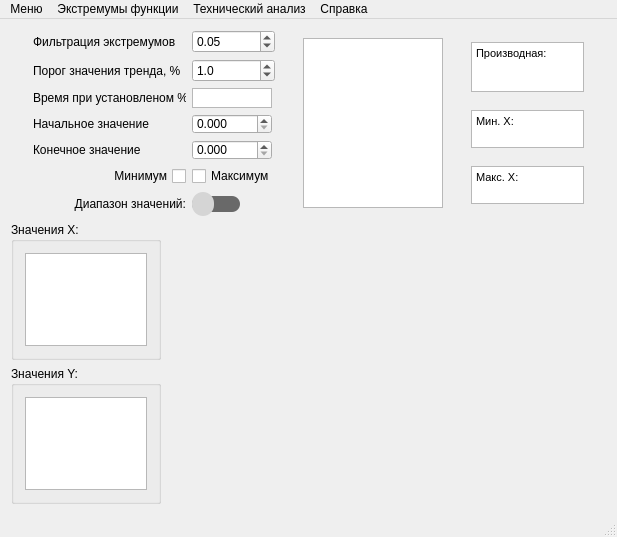
Before: the Qt Designer form mainwindow.ui in Kortesss/NO3, drawn with Qt 5.
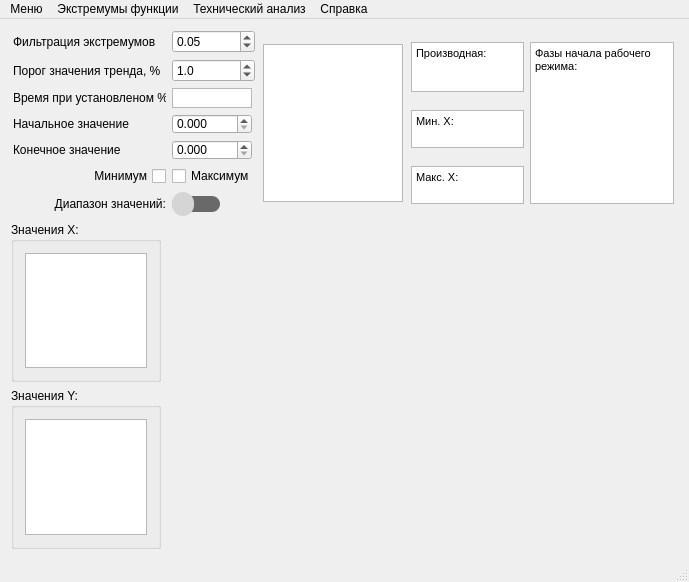
After: the same form once the commit is applied. Icons and pictures are not drawn. Custom widgets are drawn as their Qt base class.

Commit message: Добавил функцию определения начала раб. режима

Diff of the .ui file:
```diff
--- a/mainwindow.ui
+++ b/mainwindow.ui
@@ -6,8 +6,8 @@
    <rect>
     <x>0</x>
     <y>0</y>
-    <width>617</width>
-    <height>537</height>
+    <width>689</width>
+    <height>582</height>
    </rect>
   </property>
   <property name="windowTitle">
@@ -264,7 +264,7 @@
           <property name="maximumSize">
            <size>
             <width>140</width>
-            <height>170</height>
+            <height>158</height>
            </size>
           </property>
           <property name="sortingEnabled">
@@ -293,6 +293,12 @@
           </item>
           <item row="0" column="0">
            <widget class="QTextBrowser" name="Browser_Derivative">
+            <property name="minimumSize">
+             <size>
+              <width>106</width>
+              <height>0</height>
+             </size>
+            </property>
             <property name="maximumSize">
              <size>
               <width>113</width>
@@ -343,6 +349,46 @@
             </property>
            </widget>
           </item>
+          <item row="1" column="0">
+           <widget class="QTextBrowser" name="Browser_Min">
+            <property name="maximumSize">
+             <size>
+              <width>113</width>
+              <height>38</height>
+             </size>
+            </property>
+            <property name="html">
+             <string>&lt;!DOCTYPE HTML PUBLIC &quot;-//W3C//DTD HTML 4.0//EN&quot; &quot;http://www.w3.org/TR/REC-html40/strict.dtd&quot;&gt;
+&lt;html&gt;&lt;head&gt;&lt;meta name=&quot;qrichtext&quot; content=&quot;1&quot; /&gt;&lt;style type=&quot;text/css&quot;&gt;
+p, li { white-space: pre-wrap; }
+&lt;/style&gt;&lt;/head&gt;&lt;body style=&quot; font-family:'MS Shell Dlg 2'; font-size:8.25pt; font-weight:400; font-style:normal;&quot;&gt;
+&lt;p style=&quot; margin-top:0px; margin-bottom:0px; margin-left:0px; margin-right:0px; -qt-block-indent:0; text-indent:0px;&quot;&gt;Мин. X: &lt;/p&gt;&lt;/body&gt;&lt;/html&gt;</string>
+            </property>
+           </widget>
+          </item>
+          <item row="0" column="1" rowspan="3">
+           <widget class="QTextBrowser" name="Browser_stWork">
+            <property name="minimumSize">
+             <size>
+              <width>142</width>
+              <height>0</height>
+             </size>
+            </property>
+            <property name="maximumSize">
+             <size>
+              <width>144</width>
+              <height>16777215</height>
+             </size>
+            </property>
+            <property name="html">
+             <string>&lt;!DOCTYPE HTML PUBLIC &quot;-//W3C//DTD HTML 4.0//EN&quot; &quot;http://www.w3.org/TR/REC-html40/strict.dtd&quot;&gt;
+&lt;html&gt;&lt;head&gt;&lt;meta name=&quot;qrichtext&quot; content=&quot;1&quot; /&gt;&lt;style type=&quot;text/css&quot;&gt;
+p, li { white-space: pre-wrap; }
+&lt;/style&gt;&lt;/head&gt;&lt;body style=&quot; font-family:'MS Shell Dlg 2'; font-size:8.25pt; font-weight:400; font-style:normal;&quot;&gt;
+&lt;p style=&quot; margin-top:0px; margin-bottom:0px; margin-left:0px; margin-right:0px; -qt-block-indent:0; text-indent:0px;&quot;&gt;Фазы начала рабочего режима:&lt;/p&gt;&lt;/body&gt;&lt;/html&gt;</string>
+            </property>
+           </widget>
+          </item>
          </layout>
         </item>
        </layout>
@@ -427,7 +473,7 @@
     <rect>
      <x>0</x>
      <y>0</y>
-     <width>617</width>
+     <width>689</width>
      <height>21</height>
     </rect>
    </property>
```
Left out of the diff: 23 changed lines with no effect on the pictures. The commit also changes 22 other files.
